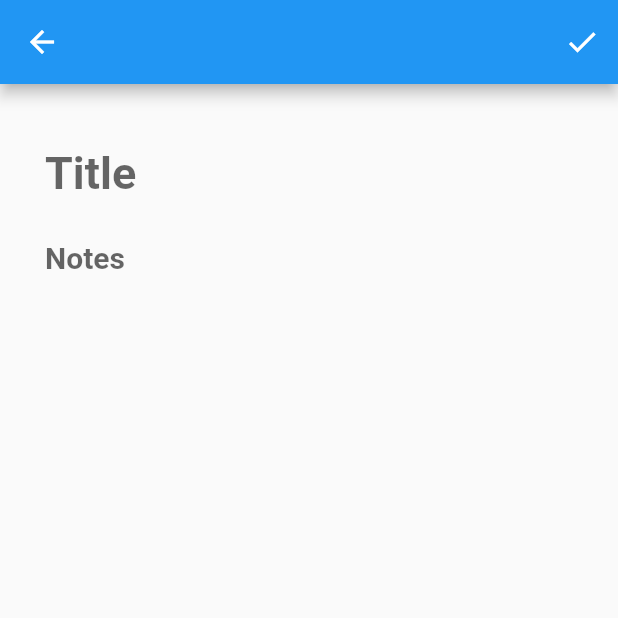
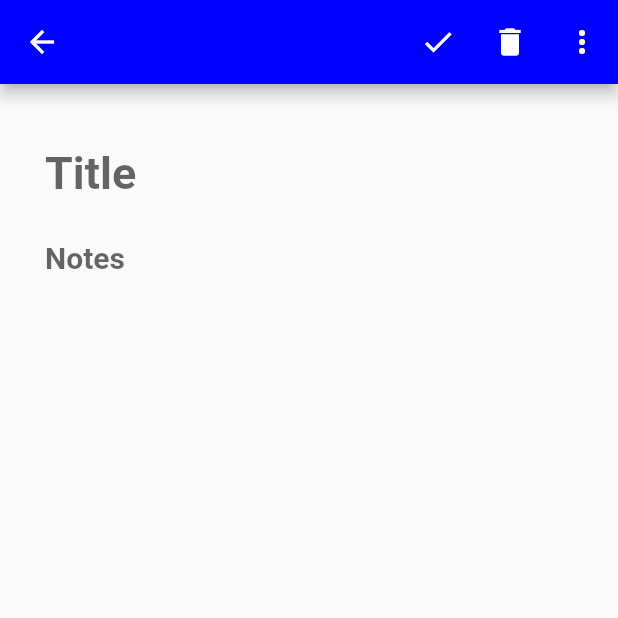
Before and after one commit to ayyyushhhhh/notes-app, a Flutter app: the screen it shows after launch, after a tap on the "add" icon, on a phone screen of 412 x 824 dp, the top half of it. Run offline on Flutter 3.47's test engine with Material 2 defaults, Android fonts, the phone set to English and light mode, and no system bars; our stand-ins replace sqflite; accounts and stored records are empty.

Commit message:
color support added

```diff
--- a/lib/bloc/notes_bloc.dart
+++ b/lib/bloc/notes_bloc.dart
@@ -30,7 +30,7 @@
     getAllNotes();
   }
 
-  void deleteNote(int id) async {
+  Future<void> deleteNote(int id) async {
     await NotesDatabase.instance.delete(id);
     getAllNotes();
   }
--- a/lib/database/database_helper.dart
+++ b/lib/database/database_helper.dart
@@ -40,7 +40,8 @@
       ${NotesField.id} $idType,
       ${NotesField.title} $textType,
       ${NotesField.dateTime} $textType,
-      ${NotesField.description} $textType
+      ${NotesField.description} $textType,
+      ${NotesField.color} $textType
     )
     ''');
   }
--- a/lib/model/notes_model.dart
+++ b/lib/model/notes_model.dart
@@ -4,12 +4,13 @@
   static String title = "title";
   static String dateTime = "dateTime";
   static String description = "description";
-
+  static String color = "color";
   static final List<String> values = [
     id,
     title,
     dateTime,
     description,
+    color,
   ];
 }
 
@@ -19,18 +20,21 @@
   late String title;
   late String dateTime;
   late String description;
+  late String color;
 
   Notes(
       {this.id,
       required this.title,
       required this.dateTime,
-      required this.description});
+      required this.description,
+      required this.color});
 
   static Notes fromMap(Map<String, dynamic> map) {
     return Notes(
         title: map[NotesField.title] as String,
         dateTime: map[NotesField.dateTime] as String,
         description: map[NotesField.description] as String,
+        color: map[NotesField.color] as String,
         id: map[NotesField.id] as int);
   }
 
@@ -40,16 +44,22 @@
       NotesField.title: title,
       NotesField.description: description,
       NotesField.dateTime: dateTime,
+      NotesField.color: color,
     };
     return map;
   }
 
   Notes updateWith(
-      {int? id, String? title, String? dateTime, String? description}) {
+      {int? id,
+      String? title,
+      String? dateTime,
+      String? description,
+      String? color}) {
     return Notes(
         id: id ?? this.id,
         title: title ?? this.title,
         dateTime: dateTime ?? this.dateTime,
-        description: description ?? this.description);
+        description: description ?? this.description,
+        color: color ?? this.color);
   }
 }
```
Also changed, not shown: lib/screens/add_notes_screen.dart (+72 -4 lines), lib/screens/notesList.dart (+5 -5 lines).
